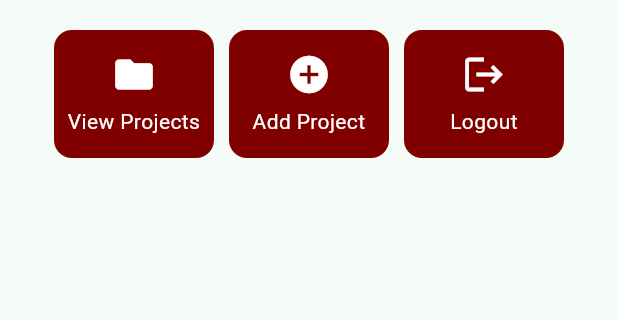
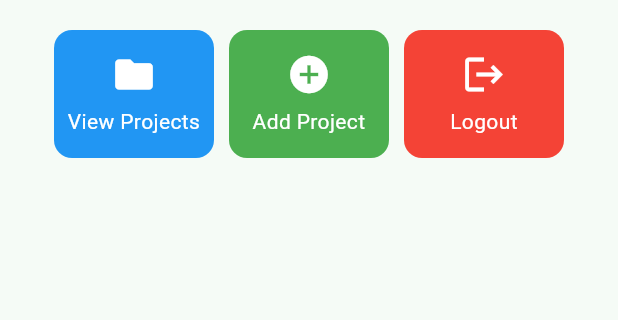
Before and after one commit to VeronikaCheb/myportfolio_mobile, a Flutter app: the screen it shows after launch, on a phone screen of 412 x 824 dp, the part 357-677 px from its top. Run offline on Flutter 3.47's test engine with Material 3 defaults, Android fonts, the phone set to English and light mode, and no system bars.

Commit message:
Assignment 7

```diff
--- a/lib/menu.dart
+++ b/lib/menu.dart
@@ -8,9 +8,9 @@ class MyHomePage extends StatelessWidget {
   final String kelas = "PBP A";
 
   final List<ItemHomepage> items = [
-    ItemHomepage("View Projects", Icons.folder),
-    ItemHomepage("Add Project", Icons.add_circle),
-    ItemHomepage("Logout", Icons.logout),
+    ItemHomepage("View Projects", Icons.folder, Colors.blue),
+    ItemHomepage("Add Project", Icons.add_circle, Colors.green),
+    ItemHomepage("Logout", Icons.logout, Colors.red),
   ];
 
   @override
@@ -57,7 +57,8 @@ class MyHomePage extends StatelessWidget {
               mainAxisSpacing: 10,
               crossAxisCount: 3,
               shrinkWrap: true,
-              childAspectRatio: MediaQuery.of(context).size.width / (MediaQuery.of(context).size.height / 2.5),
+              childAspectRatio: MediaQuery.of(context).size.width /
+                  (MediaQuery.of(context).size.height / 2.5),
               children: items.map((ItemHomepage item) {
                 return ItemCard(item);
               }).toList(),
@@ -100,8 +101,9 @@ class InfoCard extends StatelessWidget {
 class ItemHomepage {
   final String name;
   final IconData icon;
+  final Color color;
 
-  ItemHomepage(this.name, this.icon);
+  ItemHomepage(this.name, this.icon, this.color);
 }
 
 class ItemCard extends StatelessWidget {
@@ -112,7 +114,7 @@ class ItemCard extends StatelessWidget {
   @override
   Widget build(BuildContext context) {
     return Material(
-      color: Theme.of(context).colorScheme.secondary,
+      color: item.color,
       borderRadius: BorderRadius.circular(12),
       child: InkWell(
         onTap: () {
```
Also changed, not shown: 1 other file.
